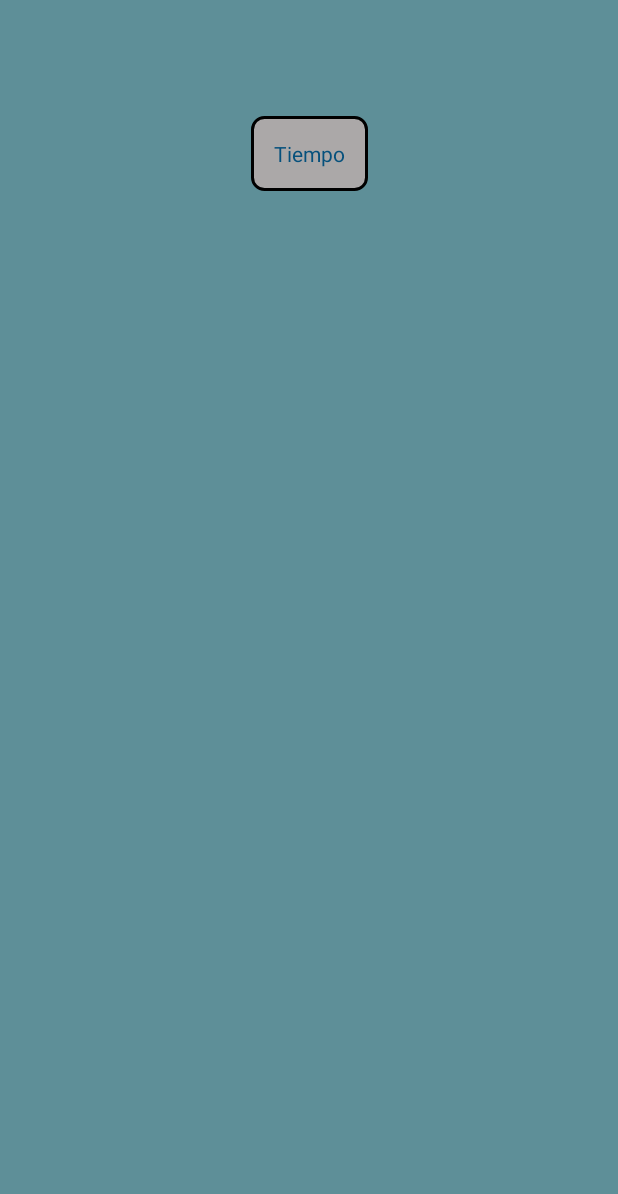
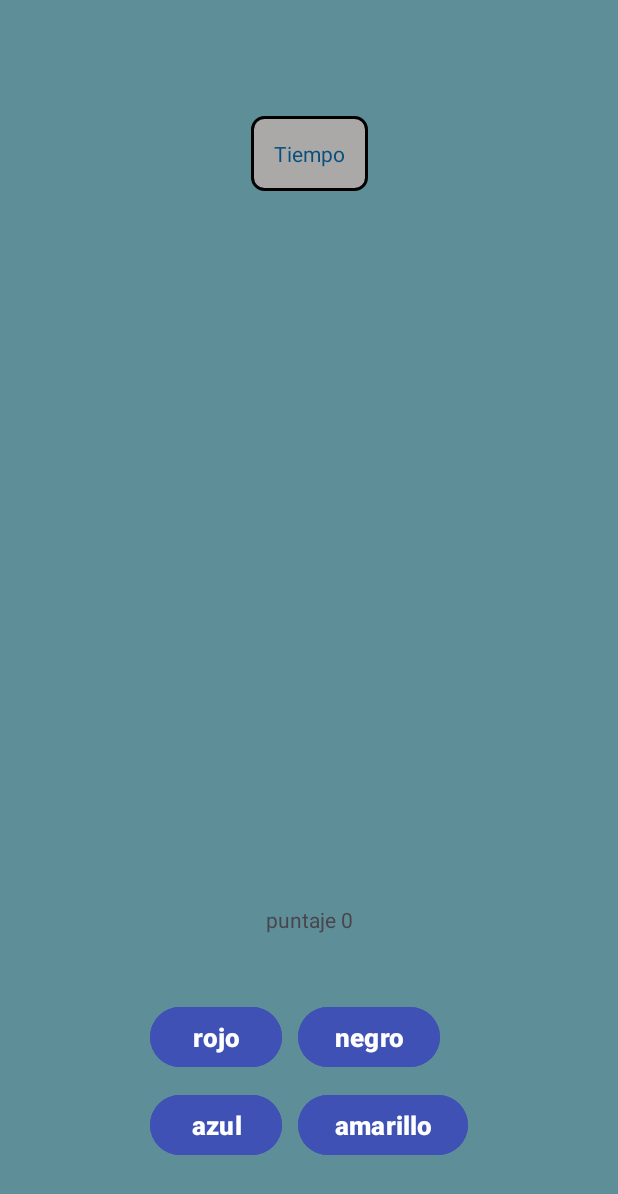
Before and after one commit to Johanzun/Dispositivos-moviles-, an Android app: the GameFragment screen opened through its navigation route, on a phone screen of 412 x 824 dp. Shown: the top 1194 px of the screen. Run offline under Robolectric (Android 15) with nearby library versions, the phone set to English and light mode, and no system bars.

Commit message:
Agregando botones y gameviewmodel

```diff
--- /dev/null
+++ b/Parcial/app/src/main/java/com/example/juegocolor/viewmodel/GameViewModel.kt
@@ -0,0 +1,4 @@
+package com.example.juegocolor.viewmodel
+
+class GameViewModel {
+}
--- a/Parcial/app/src/main/res/layout/fragment_game.xml
+++ b/Parcial/app/src/main/res/layout/fragment_game.xml
@@ -36,6 +36,76 @@
         app:layout_constraintTop_toBottomOf="@+id/txt_temporizador_cuenta" />
 
 
+    <TextView
+        android:id="@+id/txt_puntaje"
+        android:layout_width="wrap_content"
+        android:layout_height="wrap_content"
+        android:text="@string/msg_puntaje"
+
+        app:layout_constraintVertical_bias="0.75"
+        app:layout_constraintBottom_toBottomOf="parent"
+        app:layout_constraintEnd_toEndOf="parent"
+        app:layout_constraintStart_toStartOf="parent"
+        app:layout_constraintTop_toTopOf="parent" />
 
 
+
+    <GridLayout
+        android:id="@+id/grid_buttons"
+        android:layout_width="wrap_content"
+        android:layout_height="wrap_content"
+        android:layout_marginHorizontal="40dp"
+        android:columnCount="2"
+        android:rowCount="2"
+        android:padding="0dp"
+        android:layout_marginTop="260dp"
+        app:layout_constraintVertical_bias="0.9"
+        app:layout_constraintBottom_toBottomOf="parent"
+        app:layout_constraintEnd_toEndOf="parent"
+        app:layout_constraintStart_toStartOf="parent"
+        app:layout_constraintTop_toTopOf="parent">
+
+        <Button
+            android:id="@+id/btn_red"
+            android:layout_width="wrap_content"
+            android:layout_height="wrap_content"
+            android:layout_margin="5dp"
+            android:backgroundTint="@color/blue"
+            android:text="@string/btn_red"
+            android:textSize="17dp"
+            android:textStyle="bold" />
+
+        <Button
+            android:id="@+id/btn_black"
+            android:layout_margin="5dp"
+            android:layout_width="wrap_content"
+            android:layout_height="wrap_content"
+            android:text="@string/btn_black"
+            android:textStyle="bold"
+            android:textSize="17dp"
+            android:backgroundTint="@color/blue"/>
+
+        <Button
+            android:id="@+id/btn_blue"
+            android:layout_margin="5dp"
+            android:layout_width="wrap_content"
+            android:layout_height="wrap_content"
+            android:text="@string/blue"
+            android:textStyle="bold"
+            android:textSize="17dp"
+            android:backgroundTint="@color/blue"/>
+
+        <Button
+            android:id="@+id/btn_yellow"
+            android:layout_margin="5dp"
+            android:layout_width="wrap_content"
+            android:layout_height="wrap_content"
+            android:text="@string/yellow"
+            android:textStyle="bold"
+            android:textSize="17dp"
+            android:backgroundTint="@color/blue"/>
+
+
+    </GridLayout>
+
 </androidx.constraintlayout.widget.ConstraintLayout>
--- a/Parcial/app/src/main/res/values/colors.xml
+++ b/Parcial/app/src/main/res/values/colors.xml
@@ -6,4 +6,6 @@
     <color name="reglas">#4F4F4F</color>
     <color name="temporizador">#05507C</color>
     <color name="fondo2">#ABA8A8</color>
+    <color name="red">#CBFF0808</color>
+    <color name="blue">#3F51B5</color>
 </resources>
--- a/Parcial/app/src/main/res/values/strings.xml
+++ b/Parcial/app/src/main/res/values/strings.xml
@@ -6,4 +6,9 @@
     <string name="ms_reglas">Reglas</string>
     <string name="msg_iniciobtn">iniciar juego</string>
     <string name="temporizador">Tiempo</string>
+    <string name="msg_puntaje">puntaje 0</string>
+    <string name="btn_red">rojo</string>
+    <string name="btn_black">negro</string>
+    <string name="blue">azul</string>
+    <string name="yellow">amarillo</string>
 </resources>
```
Also changed, not shown: Parcial/app/src/main/java/com/example/juegocolor/GameFragment.kt (+11 -1 lines).
